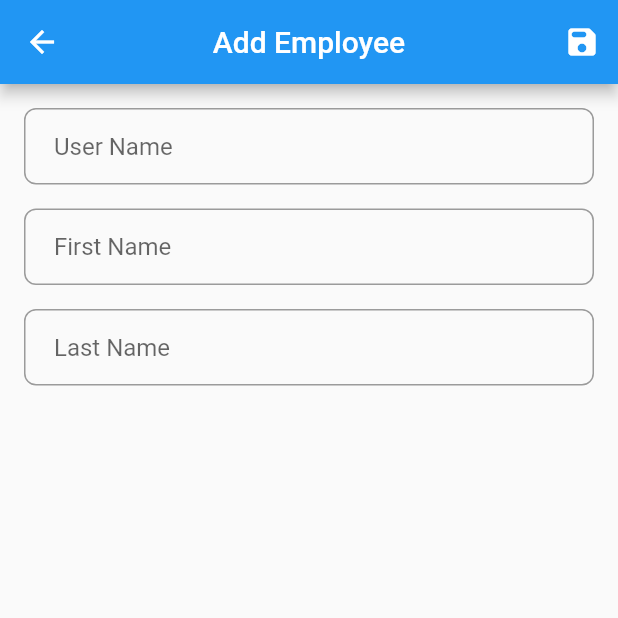
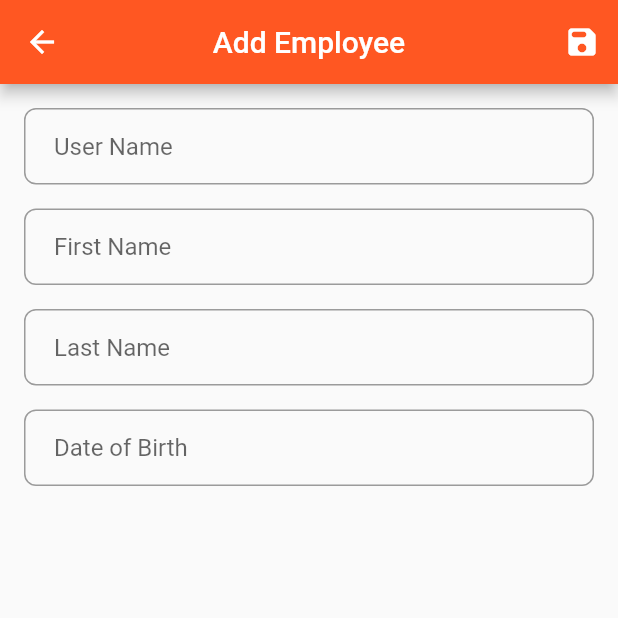
Before and after one commit to dizayn3r/flutter_sqflite_demo, a Flutter app: the AddEmployee screen opened by its route, on a phone screen of 412 x 824 dp, the top half of it. Run offline on Flutter 3.47's test engine with Material 2 defaults, Android fonts, the phone set to English and light mode, and no system bars; our stand-ins replace drift; accounts and stored records are empty.

Commit message:
Create employee_entity.dart

```diff
--- /dev/null
+++ b/lib/data/local/db/entity/employee_entity.dart
@@ -0,0 +1,9 @@
+import 'package:drift/drift.dart';
+
+class Employee extends Table{
+  IntColumn get id => integer().autoIncrement()();
+  TextColumn get userName => text().named('user_name')();
+  TextColumn get firstName => text().named('first_name')();
+  TextColumn get lastName => text().named('last_name')();
+  DateTimeColumn get dob => dateTime().named('date_of_birth')();
+}
--- a/lib/main.dart
+++ b/lib/main.dart
@@ -15,7 +15,7 @@ class MyApp extends StatelessWidget {
     return MaterialApp(
       debugShowCheckedModeBanner: false,
       theme: ThemeData(
-        primarySwatch: Colors.blue,
+        primarySwatch: Colors.deepOrange,
       ),
       initialRoute: Routes.home,
       onGenerateRoute: Routes.getRoute,
--- a/lib/ui/screens/add_employee.dart
+++ b/lib/ui/screens/add_employee.dart
@@ -1,5 +1,6 @@
 import 'package:flutter/material.dart';
 
+import '../../widgets/custom_date_picker_form_field.dart';
 import '../../widgets/custom_text_form_field.dart';
 
 class AddEmployee extends StatefulWidget {
@@ -13,8 +14,8 @@ class _AddEmployeeState extends State<AddEmployee> {
   final TextEditingController _username = TextEditingController();
   final TextEditingController _firstName = TextEditingController();
   final TextEditingController _lastName = TextEditingController();
+  final TextEditingController _dob = TextEditingController();
 
-  String username = '';
   @override
   Widget build(BuildContext context) {
     return Scaffold(
@@ -55,6 +56,12 @@ class _AddEmployeeState extends State<AddEmployee> {
               type: TextInputType.name,
             ),
             SizedBox(height: 16.0),
+            CustomDatePickerFormField(
+              controller: _dob,
+              labelText: "Date of Birth",
+              errorText: "DOB cannot be empty",
+              type: TextInputType.datetime,
+            ),
           ],
         ),
       ),
--- /dev/null
+++ b/lib/widgets/custom_date_picker_form_field.dart
@@ -0,0 +1,82 @@
+import 'package:flutter/material.dart';
+import 'package:intl/intl.dart';
+
+class CustomDatePickerFormField extends StatefulWidget {
+  final TextEditingController _controller;
+  final String _labelText;
+  final String _errorText;
+  final TextInputType _type;
+  const CustomDatePickerFormField( {Key? key,
+    required TextEditingController controller,
+    required String labelText,
+    required String errorText,
+    required TextInputType type})
+      : _controller = controller,
+        _labelText = labelText,
+        _errorText = errorText,
+        _type = type,
+        super(key: key);
+
+  @override
+  State<CustomDatePickerFormField> createState() => _CustomDatePickerFormFieldState();
+}
+
+class _CustomDatePickerFormFieldState extends State<CustomDatePickerFormField> {
+  DateTime selectedDate = DateTime.now();
+
+  Future<void> pickDOB(BuildContext context) async {
+    final newDate = await showDatePicker(
+      context: context,
+      initialDate: selectedDate,
+      initialDatePickerMode: DatePickerMode.day,
+      firstDate: DateTime(1900),
+      lastDate: DateTime(2100),
+      builder: (context, child) => Theme(
+        data: ThemeData().copyWith(
+          colorScheme: const ColorScheme.light(
+            primary: Colors.red,
+            onPrimary: Colors.white,
+            onSurface: Colors.black,
+          ),
+          dialogBackgroundColor: Colors.white,
+        ),
+        child: child ?? const Text(''),
+      ),
+    );
+    if (newDate == null) {
+      return;
+    }
+    setState(() {
+      selectedDate = newDate;
+      widget._controller.text = DateFormat('dd/MM/yyyy').format(newDate);
+    });
+  }
+
+  @override
+  Widget build(BuildContext context) {
+
+    return TextFormField(
+      controller: widget._controller,
+      keyboardType: widget._type,
+      decoration: InputDecoration(
+        label: Text(widget._labelText),
+        alignLabelWithHint: true,
+        border: OutlineInputBorder(
+          borderRadius: BorderRadius.circular(8.0),
+          borderSide: BorderSide(color: Colors.grey.shade50),
+        ),
+        contentPadding:
+        const EdgeInsets.symmetric(horizontal: 20, vertical: 16),
+      ),
+      validator: (value) {
+        if (value == null || value.isEmpty) {
+          return widget._errorText;
+        }
+        return widget._controller.text = value.trim();
+      },
+      onTap: () {
+        pickDOB(context);
+      },
+    );
+  }
+}
--- a/lib/widgets/custom_text_form_field.dart
+++ b/lib/widgets/custom_text_form_field.dart
@@ -1,42 +1,48 @@
+import 'dart:developer';
+
 import 'package:flutter/material.dart';
 
 class CustomTextFormField extends StatelessWidget {
-  final TextEditingController controller;
-  final String labelText;
-  final String errorText;
-  final TextInputType type;
-  const CustomTextFormField({
-    Key? key,
-    required this.controller,
-    required this.labelText,
-    required this.errorText,
-    required this.type,
-  }) : super(key: key);
+  final TextEditingController _controller;
+  final String _labelText;
+  final String _errorText;
+  final TextInputType _type;
+  const CustomTextFormField(
+      {Key? key,
+      required TextEditingController controller,
+      required String labelText,
+      required String errorText,
+      required TextInputType type})
+      : _controller = controller,
+        _labelText = labelText,
+        _errorText = errorText,
+        _type = type,
+        super(key: key);
 
   @override
   Widget build(BuildContext context) {
     return TextFormField(
-      controller: controller,
-      keyboardType: type,
+      controller: _controller,
+      keyboardType: _type,
       decoration: InputDecoration(
-        label: Text(labelText),
+        label: Text(_labelText),
         alignLabelWithHint: true,
         border: OutlineInputBorder(
           borderRadius: BorderRadius.circular(8.0),
           borderSide: BorderSide(color: Colors.grey.shade50),
         ),
         contentPadding:
-        const EdgeInsets.symmetric(horizontal: 20, vertical: 16),
+            const EdgeInsets.symmetric(horizontal: 20, vertical: 16),
       ),
       validator: (value) {
         if (value == null || value.isEmpty) {
-          return errorText;
+          return _errorText;
         }
-        return controller.text = value.trim();
+        return _controller.text = value.trim();
       },
       onFieldSubmitted: (value) {
-        controller.text = value.trim();
-        print(controller.text);
+        _controller.text = value.trim();
+        log("Response ===>>> ${_controller.text}");
       },
     );
   }
--- a/pubspec.yaml
+++ b/pubspec.yaml
@@ -38,6 +38,7 @@ dependencies:
   sqlite3_flutter_libs:
   path_provider:
   path:
+  intl: ^0.17.0
 
 dev_dependencies:
   flutter_test:
```
Also changed, not shown: pubspec.lock.
